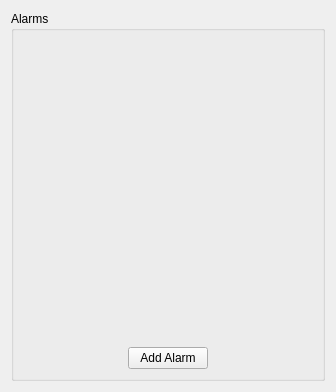
This is src/widgets/settings_widgets/alarmconfig.ui in Icosahunter/speechy-keen as Qt 5 draws it before an edit. The edited form follows.
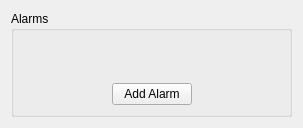
This is the edited form.

Patch:
```diff
--- a/src/widgets/settings_widgets/alarmconfig.ui
+++ b/src/widgets/settings_widgets/alarmconfig.ui
@@ -6,8 +6,8 @@
    <rect>
     <x>0</x>
     <y>0</y>
-    <width>336</width>
-    <height>392</height>
+    <width>303</width>
+    <height>128</height>
    </rect>
   </property>
   <property name="windowTitle">
```
